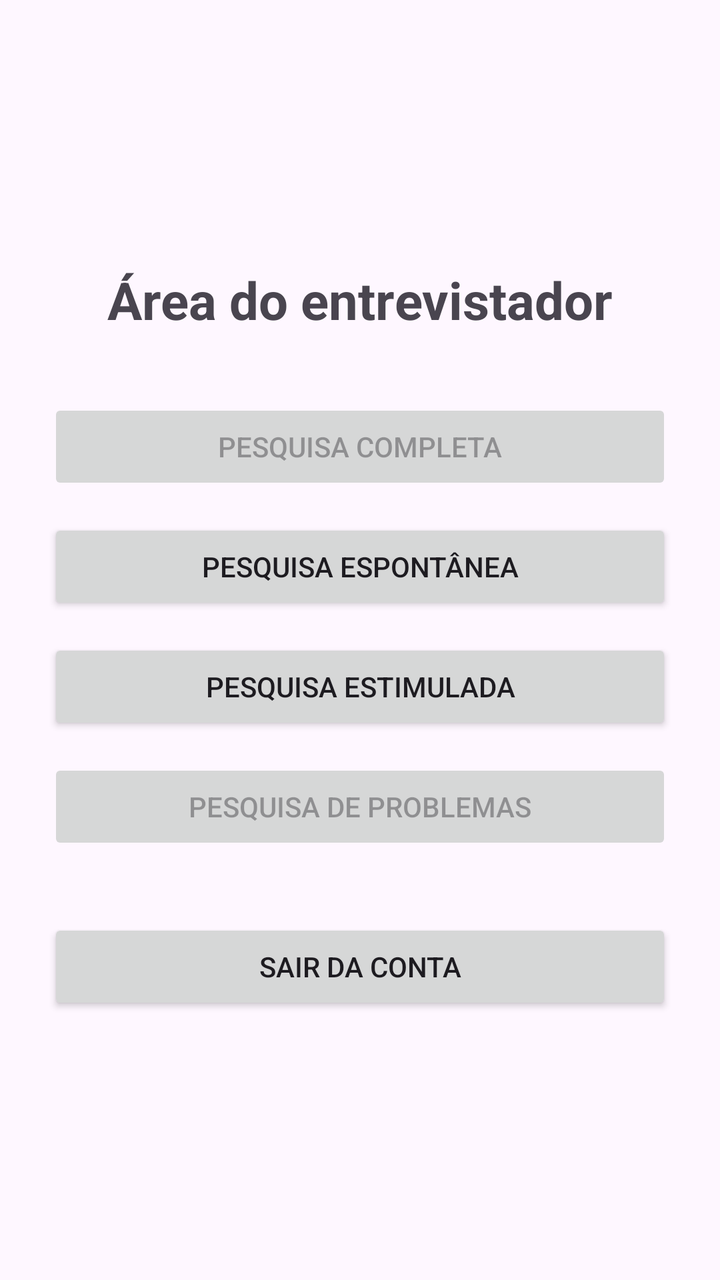
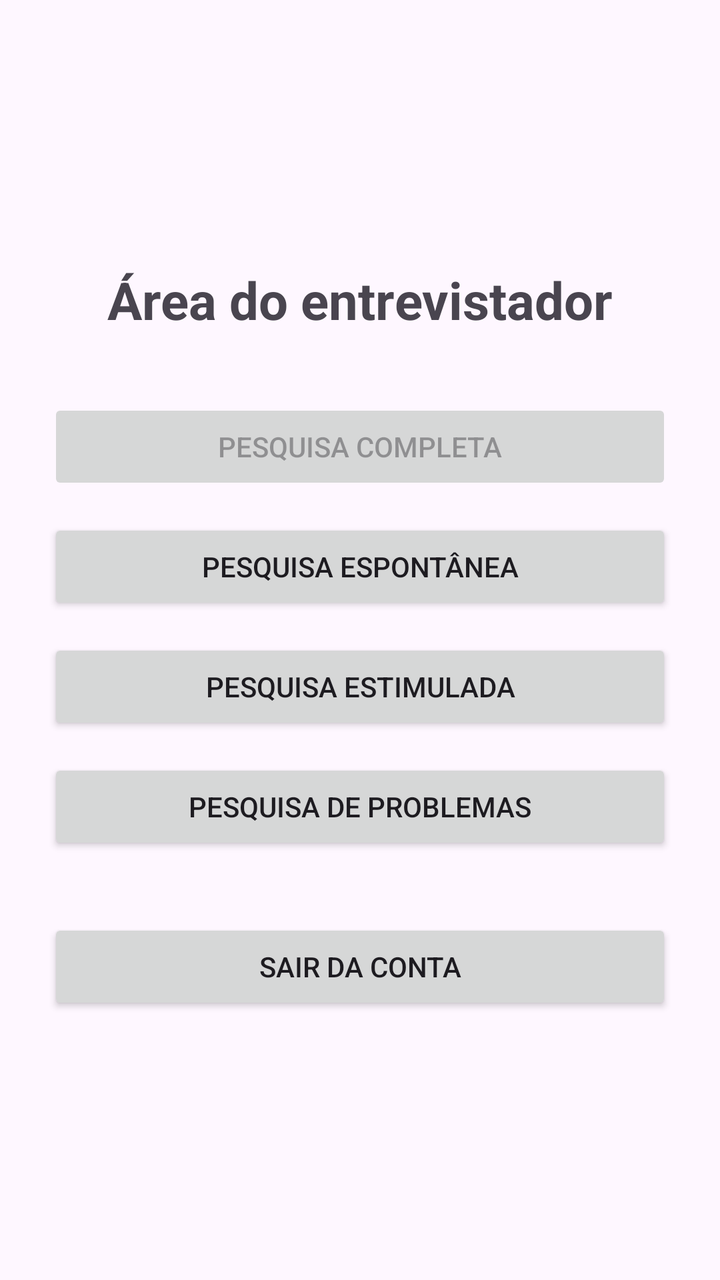

An Android layout rendered at two revisions. The XML below is the earlier revision; the diff shows what the commit changed to produce the second picture.
<!-- AndroidManifest.xml: application theme Theme.AppEleicao -->
<!-- res/layout/activity_menu_entrevistador.xml -->
<?xml version="1.0" encoding="utf-8"?>
<ScrollView
    xmlns:android="http://schemas.android.com/apk/res/android"
    android:id="@+id/main"
    android:layout_width="match_parent"
    android:layout_height="match_parent"
    android:fillViewport="true">

    <LinearLayout
        android:layout_width="match_parent"
        android:layout_height="wrap_content"
        android:orientation="vertical"
        android:gravity="center_vertical"
        android:padding="24dp">

        <TextView
            android:layout_width="match_parent"
            android:layout_height="wrap_content"
            android:layout_marginBottom="32dp"
            android:text="@string/menu_entrevistador_titulo"
            android:textSize="26sp"
            android:textStyle="bold"
            android:gravity="center" />

        <Button
            android:id="@+id/btnPesquisaCompleta"
            android:layout_width="match_parent"
            android:layout_height="wrap_content"
            android:text="@string/menu_completa"
            android:enabled="false" />

        <Button
            android:id="@+id/btnPesquisaEspontanea"
            android:layout_width="match_parent"
            android:layout_height="wrap_content"
            android:layout_marginTop="12dp"
            android:text="@string/menu_espontanea"
            android:enabled="true" />

        <Button
            android:id="@+id/btnPesquisaEstimulada"
            android:layout_width="match_parent"
            android:layout_height="wrap_content"
            android:layout_marginTop="12dp"
            android:text="@string/menu_estimulada"
            android:enabled="true" />

        <Button
            android:id="@+id/btnPesquisaProblemas"
            android:layout_width="match_parent"
            android:layout_height="wrap_content"
            android:layout_marginTop="12dp"
            android:text="@string/menu_problemas"
            android:enabled="false" />

        <Button
            android:id="@+id/btnSairConta"
            android:layout_width="match_parent"
            android:layout_height="wrap_content"
            android:layout_marginTop="32dp"
            android:text="@string/menu_sair" />

    </LinearLayout>

</ScrollView>
<!-- resources referenced by this layout -->
<resources>
  <string name="menu_completa">Pesquisa completa</string>
  <string name="menu_entrevistador_titulo">Área do entrevistador</string>
  <string name="menu_espontanea">Pesquisa espontânea</string>
  <string name="menu_estimulada">Pesquisa estimulada</string>
  <string name="menu_problemas">Pesquisa de problemas</string>
  <string name="menu_sair">Sair da conta</string>
  <style name="Theme.AppEleicao" parent="Base.Theme.AppEleicao" />
  <style name="Base.Theme.AppEleicao" parent="Theme.Material3.DayNight.NoActionBar">
          
          
      </style>
</resources>

<!-- the commit's change to res/layout/activity_menu_entrevistador.xml (unified diff, before → after) -->
@@ -51,7 +51,7 @@
             android:layout_height="wrap_content"
             android:layout_marginTop="12dp"
             android:text="@string/menu_problemas"
-            android:enabled="false" />
+            android:enabled="true" />
 
         <Button
             android:id="@+id/btnSairConta"
